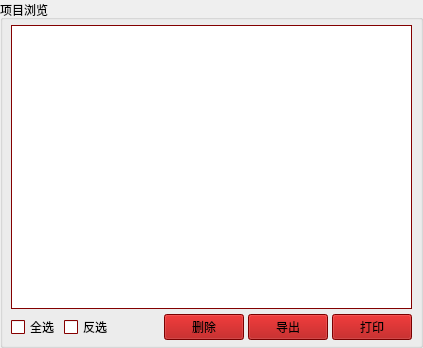
First picture: the form in cosmetic_src/CommonQt/ItemView.ui, repository oaheiw/darwinner, before the edit.
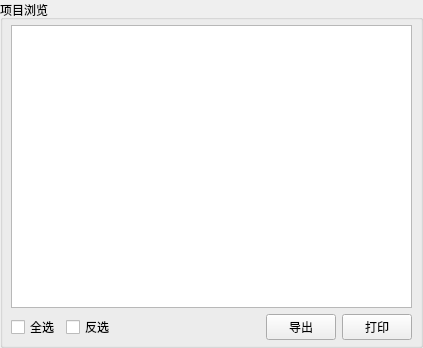
Second picture: the form after the edit. Icons and pictures are not drawn.

What changed in the file:
```diff
--- a/cosmetic_src/CommonQt/ItemView.ui
+++ b/cosmetic_src/CommonQt/ItemView.ui
@@ -22,428 +22,10 @@
    </property>
    <item>
     <widget class="QGroupBox" name="groupBox">
-     <property name="palette">
-      <palette>
-       <active>
-        <colorrole role="WindowText">
-         <brush brushstyle="SolidPattern">
-          <color alpha="255">
-           <red>0</red>
-           <green>0</green>
-           <blue>0</blue>
-          </color>
-         </brush>
-        </colorrole>
-        <colorrole role="Button">
-         <brush brushstyle="SolidPattern">
-          <color alpha="255">
-           <red>170</red>
-           <green>0</green>
-           <blue>0</blue>
-          </color>
-         </brush>
-        </colorrole>
-        <colorrole role="Light">
-         <brush brushstyle="SolidPattern">
-          <color alpha="255">
-           <red>255</red>
-           <green>0</green>
-           <blue>0</blue>
-          </color>
-         </brush>
-        </colorrole>
-        <colorrole role="Midlight">
-         <brush brushstyle="SolidPattern">
-          <color alpha="255">
-           <red>212</red>
-           <green>0</green>
-           <blue>0</blue>
-          </color>
-         </brush>
-        </colorrole>
-        <colorrole role="Dark">
-         <brush brushstyle="SolidPattern">
-          <color alpha="255">
-           <red>85</red>
-           <green>0</green>
-           <blue>0</blue>
-          </color>
-         </brush>
-        </colorrole>
-        <colorrole role="Mid">
-         <brush brushstyle="SolidPattern">
-          <color alpha="255">
-           <red>113</red>
-           <green>0</green>
-           <blue>0</blue>
-          </color>
-         </brush>
-        </colorrole>
-        <colorrole role="Text">
-         <brush brushstyle="SolidPattern">
-          <color alpha="255">
-           <red>0</red>
-           <green>0</green>
-           <blue>0</blue>
-          </color>
-         </brush>
-        </colorrole>
-        <colorrole role="BrightText">
-         <brush brushstyle="SolidPattern">
-          <color alpha="255">
-           <red>255</red>
-           <green>255</green>
-           <blue>255</blue>
-          </color>
-         </brush>
-        </colorrole>
-        <colorrole role="ButtonText">
-         <brush brushstyle="SolidPattern">
-          <color alpha="255">
-           <red>0</red>
-           <green>0</green>
-           <blue>0</blue>
-          </color>
-         </brush>
-        </colorrole>
-        <colorrole role="Base">
-         <brush brushstyle="SolidPattern">
-          <color alpha="255">
-           <red>255</red>
-           <green>255</green>
-           <blue>255</blue>
-          </color>
-         </brush>
-        </colorrole>
-        <colorrole role="Window">
-         <brush brushstyle="SolidPattern">
-          <color alpha="255">
-           <red>170</red>
-           <green>0</green>
-           <blue>0</blue>
-          </color>
-         </brush>
-        </colorrole>
-        <colorrole role="Shadow">
-         <brush brushstyle="SolidPattern">
-          <color alpha="255">
-           <red>0</red>
-           <green>0</green>
-           <blue>0</blue>
-          </color>
-         </brush>
-        </colorrole>
-        <colorrole role="AlternateBase">
-         <brush brushstyle="SolidPattern">
-          <color alpha="255">
-           <red>212</red>
-           <green>127</green>
-           <blue>127</blue>
-          </color>
-         </brush>
-        </colorrole>
-        <colorrole role="ToolTipBase">
-         <brush brushstyle="SolidPattern">
-          <color alpha="255">
-           <red>255</red>
-           <green>255</green>
-           <blue>220</blue>
-          </color>
-         </brush>
-        </colorrole>
-        <colorrole role="ToolTipText">
-         <brush brushstyle="SolidPattern">
-          <color alpha="255">
-           <red>0</red>
-           <green>0</green>
-           <blue>0</blue>
-          </color>
-         </brush>
-        </colorrole>
-       </active>
-       <inactive>
-        <colorrole role="WindowText">
-         <brush brushstyle="SolidPattern">
-          <color alpha="255">
-           <red>0</red>
-           <green>0</green>
-           <blue>0</blue>
-          </color>
-         </brush>
-        </colorrole>
-        <colorrole role="Button">
-         <brush brushstyle="SolidPattern">
-          <color alpha="255">
-           <red>170</red>
-           <green>0</green>
-           <blue>0</blue>
-          </color>
-         </brush>
-        </colorrole>
-        <colorrole role="Light">
-         <brush brushstyle="SolidPattern">
-          <color alpha="255">
-           <red>255</red>
-           <green>0</green>
-           <blue>0</blue>
-          </color>
-         </brush>
-        </colorrole>
-        <colorrole role="Midlight">
-         <brush brushstyle="SolidPattern">
-          <color alpha="255">
-           <red>212</red>
-           <green>0</green>
-           <blue>0</blue>
-          </color>
-         </brush>
-        </colorrole>
-        <colorrole role="Dark">
-         <brush brushstyle="SolidPattern">
-          <color alpha="255">
-           <red>85</red>
-           <green>0</green>
-           <blue>0</blue>
-          </color>
-         </brush>
-        </colorrole>
-        <colorrole role="Mid">
-         <brush brushstyle="SolidPattern">
-          <color alpha="255">
-           <red>113</red>
-           <green>0</green>
-           <blue>0</blue>
-          </color>
-         </brush>
-        </colorrole>
-        <colorrole role="Text">
-         <brush brushstyle="SolidPattern">
-          <color alpha="255">
-           <red>0</red>
-           <green>0</green>
-           <blue>0</blue>
-          </color>
-         </brush>
-        </colorrole>
-        <colorrole role="BrightText">
-         <brush brushstyle="SolidPattern">
-          <color alpha="255">
-           <red>255</red>
-           <green>255</green>
-           <blue>255</blue>
-          </color>
-         </brush>
-        </colorrole>
-        <colorrole role="ButtonText">
-         <brush brushstyle="SolidPattern">
-          <color alpha="255">
-           <red>0</red>
-           <green>0</green>
-           <blue>0</blue>
-          </color>
-         </brush>
-        </colorrole>
-        <colorrole role="Base">
-         <brush brushstyle="SolidPattern">
-          <color alpha="255">
-           <red>255</red>
-           <green>255</green>
-           <blue>255</blue>
-          </color>
-         </brush>
-        </colorrole>
-        <colorrole role="Window">
-         <brush brushstyle="SolidPattern">
-          <color alpha="255">
-           <red>170</red>
-           <green>0</green>
-           <blue>0</blue>
-          </color>
-         </brush>
-        </colorrole>
-        <colorrole role="Shadow">
-         <brush brushstyle="SolidPattern">
-          <color alpha="255">
-           <red>0</red>
-           <green>0</green>
-           <blue>0</blue>
-          </color>
-         </brush>
-        </colorrole>
-        <colorrole role="AlternateBase">
-         <brush brushstyle="SolidPattern">
-          <color alpha="255">
-           <red>212</red>
-           <green>127</green>
-           <blue>127</blue>
-          </color>
-         </brush>
-        </colorrole>
-        <colorrole role="ToolTipBase">
-         <brush brushstyle="SolidPattern">
-          <color alpha="255">
-           <red>255</red>
-           <green>255</green>
-           <blue>220</blue>
-          </color>
-         </brush>
-        </colorrole>
-        <colorrole role="ToolTipText">
-         <brush brushstyle="SolidPattern">
-          <color alpha="255">
-           <red>0</red>
-           <green>0</green>
-           <blue>0</blue>
-          </color>
-         </brush>
-        </colorrole>
-       </inactive>
-       <disabled>
-        <colorrole role="WindowText">
-         <brush brushstyle="SolidPattern">
-          <color alpha="255">
-           <red>85</red>
-           <green>0</green>
-           <blue>0</blue>
-          </color>
-         </brush>
-        </colorrole>
-        <colorrole role="Button">
-         <brush brushstyle="SolidPattern">
-          <color alpha="255">
-           <red>170</red>
-           <green>0</green>
-           <blue>0</blue>
-          </color>
-         </brush>
-        </colorrole>
-        <colorrole role="Light">
-         <brush brushstyle="SolidPattern">
-          <color alpha="255">
-           <red>255</red>
-           <green>0</green>
-           <blue>0</blue>
-          </color>
-         </brush>
-        </colorrole>
-        <colorrole role="Midlight">
-         <brush brushstyle="SolidPattern">
-          <color alpha="255">
-           <red>212</red>
-           <green>0</green>
-           <blue>0</blue>
-          </color>
-         </brush>
-        </colorrole>
-        <colorrole role="Dark">
-         <brush brushstyle="SolidPattern">
-          <color alpha="255">
-           <red>85</red>
-           <green>0</green>
-           <blue>0</blue>
-          </color>
-         </brush>
-        </colorrole>
-        <colorrole role="Mid">
-         <brush brushstyle="SolidPattern">
-          <color alpha="255">
-           <red>113</red>
-           <green>0</green>
-           <blue>0</blue>
-          </color>
-         </brush>
-        </colorrole>
-        <colorrole role="Text">
-         <brush brushstyle="SolidPattern">
-          <color alpha="255">
-           <red>85</red>
-           <green>0</green>
-           <blue>0</blue>
-          </color>
-         </brush>
-        </colorrole>
-        <colorrole role="BrightText">
-         <brush brushstyle="SolidPattern">
-          <color alpha="255">
-           <red>255</red>
-           <green>255</green>
-           <blue>255</blue>
-          </color>
-         </brush>
-        </colorrole>
-        <colorrole role="ButtonText">
-         <brush brushstyle="SolidPattern">
-          <color alpha="255">
-           <red>85</red>
-           <green>0</green>
-           <blue>0</blue>
-          </color>
-         </brush>
-        </colorrole>
-        <colorrole role="Base">
-         <brush brushstyle="SolidPattern">
-          <color alpha="255">
-           <red>170</red>
-           <green>0</green>
-           <blue>0</blue>
-          </color>
-         </brush>
-        </colorrole>
-        <colorrole role="Window">
-         <brush brushstyle="SolidPattern">
-          <color alpha="255">
-           <red>170</red>
-           <green>0</green>
-           <blue>0</blue>
-          </color>
-         </brush>
-        </colorrole>
-        <colorrole role="Shadow">
-         <brush brushstyle="SolidPattern">
-          <color alpha="255">
-           <red>0</red>
-           <green>0</green>
-           <blue>0</blue>
-          </color>
-         </brush>
-        </colorrole>
-        <colorrole role="AlternateBase">
-         <brush brushstyle="SolidPattern">
-          <color alpha="255">
-           <red>170</red>
-           <green>0</green>
-           <blue>0</blue>
-          </color>
-         </brush>
-        </colorrole>
-        <colorrole role="ToolTipBase">
-         <brush brushstyle="SolidPattern">
-          <color alpha="255">
-           <red>255</red>
-           <green>255</green>
-           <blue>220</blue>
-          </color>
-         </brush>
-        </colorrole>
-        <colorrole role="ToolTipText">
-         <brush brushstyle="SolidPattern">
-          <color alpha="255">
-           <red>0</red>
-           <green>0</green>
-           <blue>0</blue>
-          </color>
-         </brush>
-        </colorrole>
-       </disabled>
-      </palette>
-     </property>
      <property name="title">
       <string>项目浏览</string>
      </property>
      <layout class="QVBoxLayout" name="verticalLayout">
-      <property name="spacing">
-       <number>5</number>
-      </property>
       <property name="leftMargin">
        <number>8</number>
       </property>
@@ -457,13 +39,23 @@
        <number>5</number>
       </property>
       <item>
-       <widget class="QTreeView" name="itemList"/>
+       <widget class="QTreeView" name="itemList">
+        <property name="toolTip">
+         <string>您可以按住Ctrl键或拖动鼠标复选项目</string>
+        </property>
+        <property name="statusTip">
+         <string>浏览项目列表中</string>
+        </property>
+        <property name="alternatingRowColors">
+         <bool>true</bool>
+        </property>
+        <property name="selectionMode">
+         <enum>QAbstractItemView::ExtendedSelection</enum>
+        </property>
+       </widget>
       </item>
       <item>
-       <layout class="QHBoxLayout" name="horizontalLayout" stretch="0,0,10,0,0,0">
-        <property name="spacing">
-         <number>4</number>
-        </property>
+       <layout class="QHBoxLayout" name="horizontalLayout" stretch="0,0,10,2,2">
         <item>
          <widget class="QCheckBox" name="selectAllcheckBox">
           <property name="text">
@@ -491,43 +83,53 @@
           </property>
          </spacer>
         </item>
-        <item>
-         <widget class="QPushButton" name="removeButton">
-          <property name="minimumSize">
-           <size>
-            <width>50</width>
-            <height>0</height>
-           </size>
-          </property>
-          <property name="text">
-           <string>删除</string>
-          </property>
-         </widget>
-        </item>
         <item>
          <widget class="QPushButton" name="exportButton">
           <property name="minimumSize">
            <size>
-            <width>50</width>
+            <width>70</width>
             <height>0</height>
            </size>
           </property>
           <property name="text">
            <string>导出</string>
           </property>
+          <property name="icon">
+           <iconset resource="../Cosmetic/Cosmetic.qrc">
+            <normaloff>:/common/Resources/2rightarrow.png</normaloff>:/common/Resources/2rightarrow.png</iconset>
+          </property>
+          <property name="iconSize">
+           <size>
+            <width>24</width>
+            <height>24</height>
+           </size>
+          </property>
+          <property name="flat">
+           <bool>false</bool>
+          </property>
          </widget>
         </item>
         <item>
          <widget class="QPushButton" name="printButton">
           <property name="minimumSize">
            <size>
-            <width>50</width>
+            <width>70</width>
             <height>0</height>
            </size>
           </property>
           <property name="text">
            <string>打印</string>
           </property>
+          <property name="icon">
+           <iconset resource="../Cosmetic/Cosmetic.qrc">
+            <normaloff>:/common/Resources/printer.png</normaloff>:/common/Resources/printer.png</iconset>
+          </property>
+          <property name="iconSize">
+           <size>
+            <width>24</width>
+            <height>24</height>
+           </size>
+          </property>
          </widget>
         </item>
        </layout>
```
Left out of the diff: 57 changed lines with no effect on the pictures.
